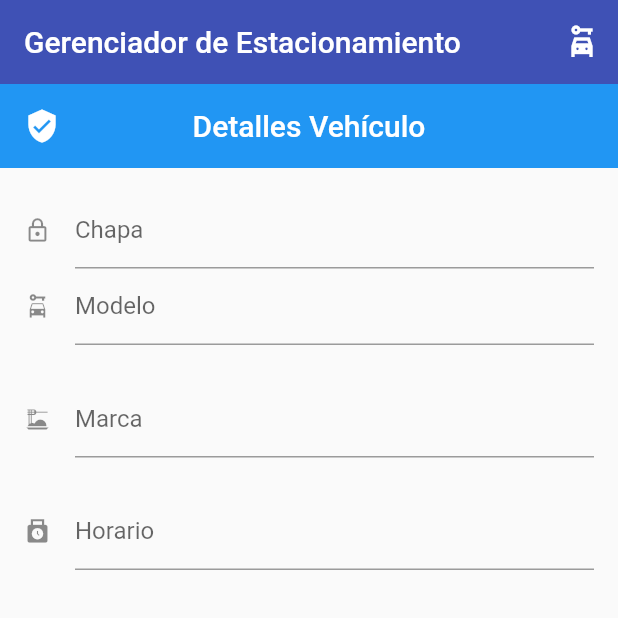
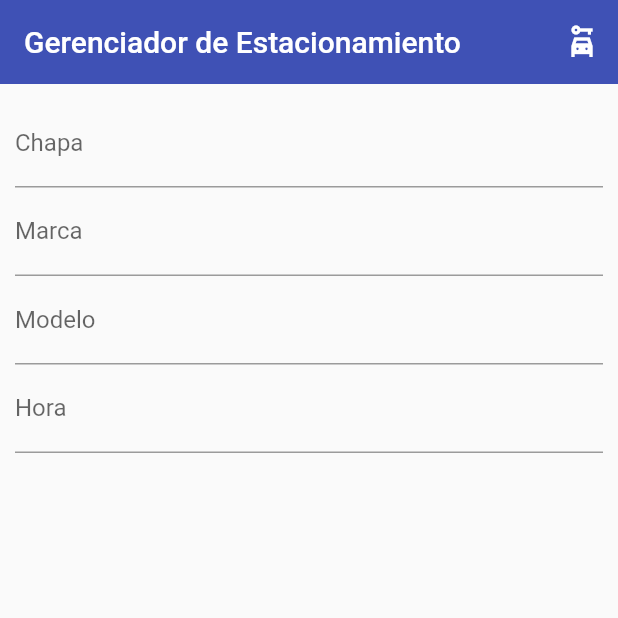
Before and after one commit to cristhiankelm/parking_management, a Flutter app: the screen it shows after launch, on a phone screen of 412 x 824 dp, the top half of it. Run offline on Flutter 3.47's test engine with Material 2 defaults, Android fonts, the light colour scheme and no system bars.

Commit message:
create form on home_screens

```diff
--- a/lib/screens/home_screens.dart
+++ b/lib/screens/home_screens.dart
@@ -2,6 +2,22 @@ import 'package:flutter/material.dart';
 
 class HomeScreens extends StatelessWidget {
   const HomeScreens({Key? key}) : super(key: key);
+
+  Widget fieldPlate() {
+    return TextFormField(decoration: InputDecoration(labelText: 'Chapa'));
+  }
+
+  Widget fieldEmail() {
+    return TextFormField(decoration: InputDecoration(labelText: 'Marca'));
+  }
+
+  Widget fieldModel() {
+    return TextFormField(decoration: InputDecoration(labelText: 'Modelo'));
+  }
+
+  Widget fieldClock() {
+    return TextFormField(decoration: InputDecoration(labelText: 'Hora'));
+  }
 
   @override
   Widget build(BuildContext context) {
@@ -13,62 +29,12 @@ class HomeScreens extends StatelessWidget {
           IconButton(onPressed: () {}, icon: Icon(Icons.car_rental_sharp))
         ],
       ),
-      body: SingleChildScrollView(
-        child: Column(
-          children: <Widget>[
-            AppBar(
-              leading: Icon(Icons.verified_user),
-              elevation: 0,
-              title: Text('Detalles Vehículo'),
-              backgroundColor: Theme.of(context).accentColor,
-              centerTitle: true,
-              actions: <Widget>[],
-            ),
-            Padding(
-              padding: EdgeInsets.only(left: 16, right: 16, top: 16),
-              child: TextFormField(
-                decoration: InputDecoration(
-                  labelText: 'Chapa',
-                  hintText: 'Chapa del Vehículo',
-                  icon: Icon(Icons.lock_outline),
-                  isDense: true,
-                ),
-              ),
-            ),
-            Padding(
-              padding: EdgeInsets.only(left: 16, right: 16, bottom: 24),
-              child: TextFormField(
-                decoration: InputDecoration(
-                  labelText: 'Modelo',
-                  hintText: 'Modelo del Vehículo',
-                  icon: Icon(Icons.car_rental),
-                  isDense: true,
-                ),
-              ),
-            ),
-            Padding(
-              padding: EdgeInsets.only(left: 16, right: 16, bottom: 24),
-              child: TextFormField(
-                decoration: InputDecoration(
-                  labelText: 'Marca',
-                  hintText: 'Marca del Vehículo',
-                  icon: Icon(Icons.dinner_dining),
-                  isDense: true,
-                ),
-              ),
-            ),
-            Padding(
-              padding: EdgeInsets.only(left: 16, right: 16, bottom: 24),
-              child: TextFormField(
-                decoration: InputDecoration(
-                  labelText: 'Horario',
-                  hintText: '',
-                  icon: Icon(Icons.punch_clock),
-                  isDense: true,
-                ),
-              ),
-            )
-          ],
+      body: Padding(
+        padding: EdgeInsets.all(10),
+        child: Form(
+          child: Column(
+            children: [fieldPlate(), fieldEmail(), fieldModel(), fieldClock()],
+          ),
         ),
       ),
     );
```
